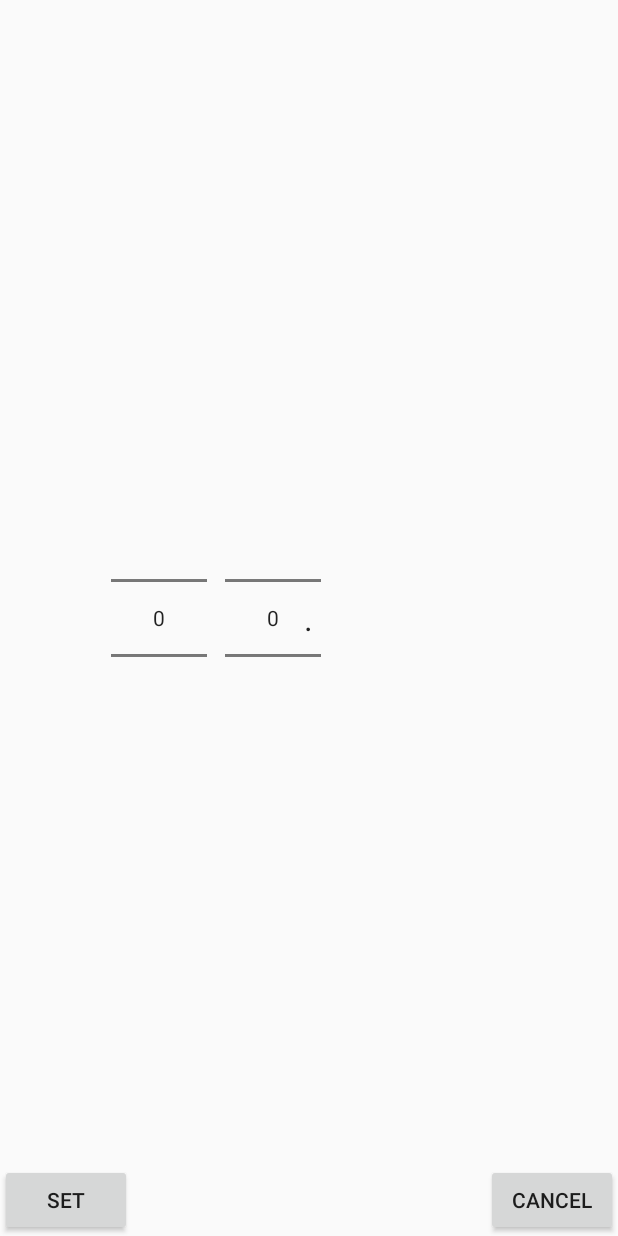
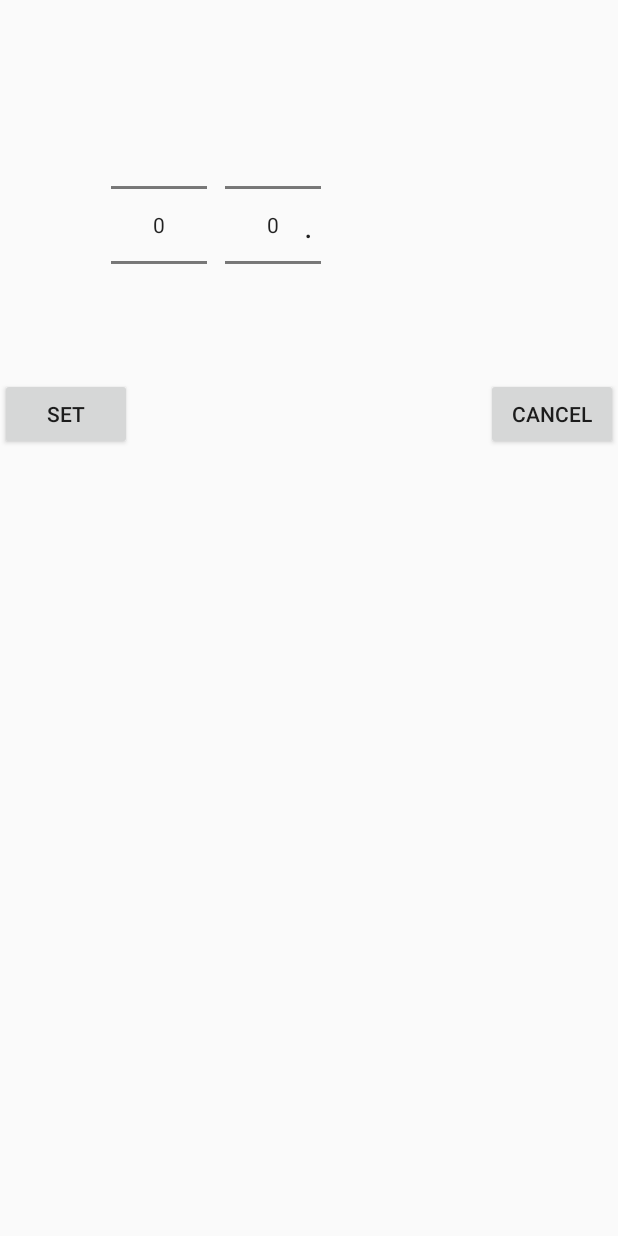
Before and after one commit to Jolanrensen/Thermostat, an Android app: the layout dialog.xml on its own in the app's theme, with its tools: preview values and no code run, on a phone screen of 412 x 824 dp. Run offline under Robolectric (Android 15) with nearby library versions, the phone set to English and light mode, and no system bars; network calls fail.

Commit message:
day temp selector fixed height

```diff
--- a/app/src/main/res/layout/dialog.xml
+++ b/app/src/main/res/layout/dialog.xml
@@ -1,7 +1,7 @@
 <?xml version="1.0" encoding="utf-8"?>
 <RelativeLayout xmlns:android="http://schemas.android.com/apk/res/android"
-    android:layout_width="fill_parent"
-    android:layout_height="fill_parent" >
+    android:layout_width="wrap_content"
+    android:layout_height="300dp" >
 
     <NumberPicker
         android:id="@+id/numberPicker1"
```
